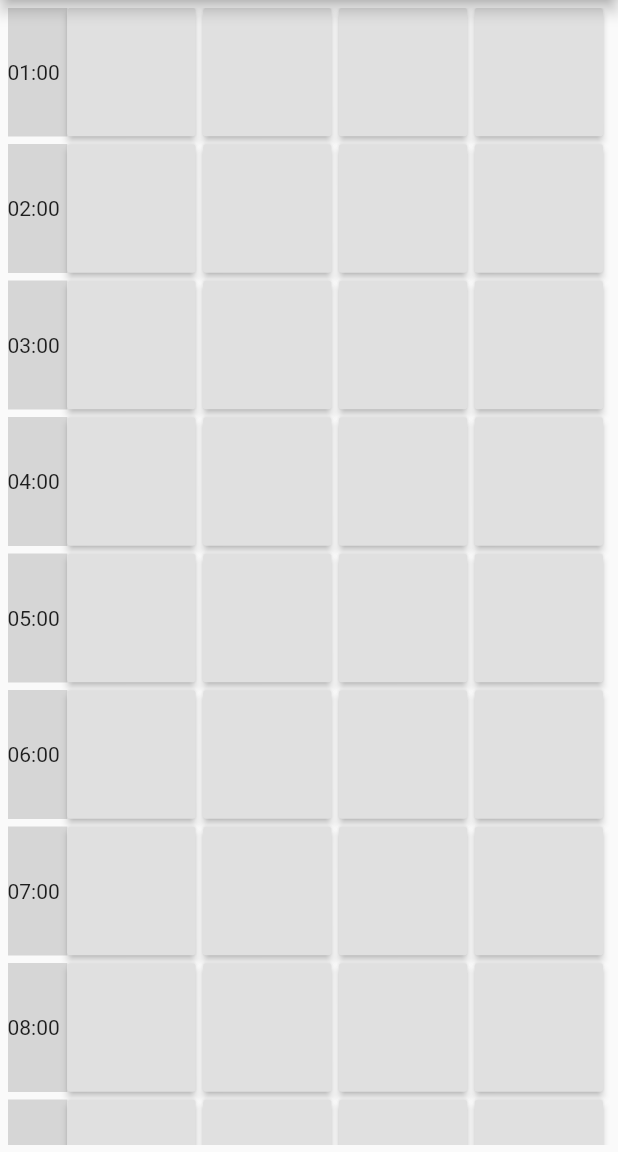
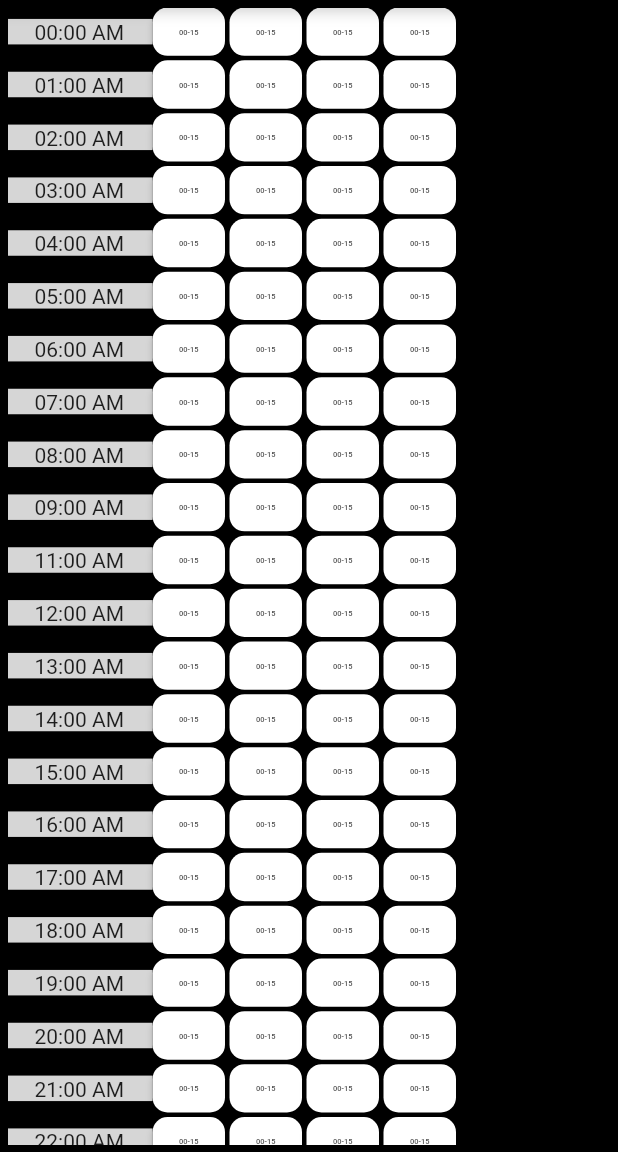
Before and after one commit to Smuzzy-waiii/Time-Matrix, a Flutter app: the screen it shows after launch, on a phone screen of 412 x 824 dp, the part 84-1236 px from its top. Run offline on Flutter 3.47's test engine with Material 2 defaults, Android fonts, the phone set to English and light mode, and no system bars.

Commit message:
baseplare ui grid MADE

```diff
--- a/lib/main.dart
+++ b/lib/main.dart
@@ -3,6 +3,7 @@ import 'package:flutter/material.dart';
 void main() {
   runApp(MaterialApp(
     home: Home(),
+    theme: new ThemeData(scaffoldBackgroundColor: Colors.black),
   ));
 }
 
@@ -28,7 +29,9 @@ List<Widget> generateGridColumns() {
       crossAxisAlignment: CrossAxisAlignment.center,
       children: [
         Container(
-          child: Text("${(i + 1) < 10 ? '0${i + 1}:00' : '${i + 1}:00'}"),
+          child: Text(
+            "${(i + 1) < 10 ? '0${i + 1}:00' : '${i + 1}:00'}",
+          ),
         ),
         Container(
           height: 30,
@@ -84,12 +87,16 @@ class Grid extends StatefulWidget {
 class _GridState extends State<Grid> {
   @override
   Widget build(BuildContext context) {
-    return Container(
+    return Row(
+      children: [
+        Expanded(
+          flex: 3,
+          child: Container(
             padding: EdgeInsetsDirectional.all(5),
             child: ListView.separated(
                 separatorBuilder: (BuildContext context, int index) {
                   return SizedBox(
-              height: 5,
+                    height: 3,
                   );
                 },
                 itemCount: 24,
@@ -98,28 +105,42 @@ class _GridState extends State<Grid> {
                       //mainAxisAlignment: MainAxisAlignment.spaceAround,
                       crossAxisAlignment: CrossAxisAlignment.center,
                       children: <Widget>[
-                  Container(
+                        Expanded(
+                          flex: 2,
+                          child: Container(
                             alignment: Alignment.center,
                             color: Colors.grey[350],
-                    padding: EdgeInsets.fromLTRB(0, 35, 5, 35),
+                            padding: EdgeInsets.fromLTRB(0, 1, 1, 0),
                             child: Text(
-                        "${(i + 1) < 10 ? '0${i + 1}:00' : '${i + 1}:00'}"),
+                              "${(i) < 10 ? '0${i}:00' : '${i + 1}:00'} AM",
+                              //style: TextStyle(fontSize: 10),
+                            ),
+                          ),
                         ),
                         for (i = 0; i < 4; i++) ...[
                           Expanded(
                             child: AspectRatio(
-                        aspectRatio: 1,
+                              aspectRatio: 1.5,
                               child: RaisedButton(
-                          //shape: RoundedRectangleBorder(borderRadius: BorderRadius.circular(18.0)),
+                                shape: RoundedRectangleBorder(
+                                    borderRadius: BorderRadius.circular(10.0)),
                                 onPressed: () {},
-                          //child: Text("${i + 1}:00-${i + 1}:15"),
+                                color: Colors.white,
+                                child: Text(
+                                  "00-15",
+                                  style: TextStyle(fontSize: 5),
                                 ),
                               ),
                             ),
-                    SizedBox(width: 5)
+                          ),
+                          if (i < 3) SizedBox(width: 3)
                         ],
                       ]);
                 }),
+          ),
+        ),
+        Spacer(),
+      ],
     );
   }
 }
```
Lines whose indentation alone changed are shown as unchanged.
